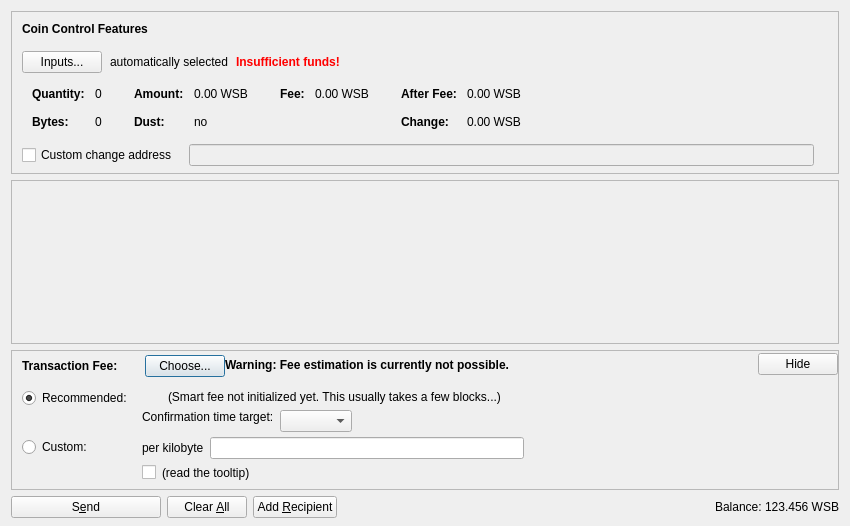
Before: the Qt Designer form src/qt/forms/sendcoinsdialog.ui in itz63c/YoloYachtCoin, drawn with Qt 5.
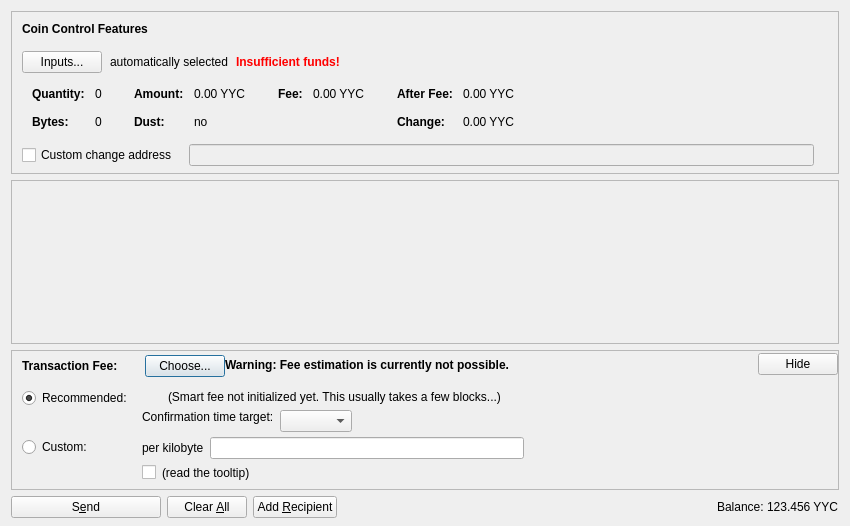
After: the same form once the commit is applied. Icons and pictures are not drawn. Custom widgets are drawn as their Qt base class.

```diff
--- a/src/qt/forms/sendcoinsdialog.ui
+++ b/src/qt/forms/sendcoinsdialog.ui
@@ -324,7 +324,7 @@
                   <enum>Qt::ActionsContextMenu</enum>
                  </property>
                  <property name="text">
-                  <string notr="true">0.00 WSB</string>
+                  <string notr="true">0.00 YYC</string>
                  </property>
                  <property name="textInteractionFlags">
                   <set>Qt::LinksAccessibleByMouse|Qt::TextSelectableByKeyboard|Qt::TextSelectableByMouse</set>
@@ -404,7 +404,7 @@
                   <enum>Qt::ActionsContextMenu</enum>
                  </property>
                  <property name="text">
-                  <string notr="true">0.00 WSB</string>
+                  <string notr="true">0.00 YYC</string>
                  </property>
                  <property name="textInteractionFlags">
                   <set>Qt::LinksAccessibleByMouse|Qt::TextSelectableByKeyboard|Qt::TextSelectableByMouse</set>
@@ -455,7 +455,7 @@
                   <enum>Qt::ActionsContextMenu</enum>
                  </property>
                  <property name="text">
-                  <string notr="true">0.00 WSB</string>
+                  <string notr="true">0.00 YYC</string>
                  </property>
                  <property name="textInteractionFlags">
                   <set>Qt::LinksAccessibleByMouse|Qt::TextSelectableByKeyboard|Qt::TextSelectableByMouse</set>
@@ -484,7 +484,7 @@
                   <enum>Qt::ActionsContextMenu</enum>
                  </property>
                  <property name="text">
-                  <string notr="true">0.00 WSB</string>
+                  <string notr="true">0.00 YYC</string>
                  </property>
                  <property name="textInteractionFlags">
                   <set>Qt::LinksAccessibleByMouse|Qt::TextSelectableByKeyboard|Qt::TextSelectableByMouse</set>
@@ -1237,7 +1237,7 @@
           <cursorShape>IBeamCursor</cursorShape>
          </property>
          <property name="text">
-          <string notr="true">123.456 WSB</string>
+          <string notr="true">123.456 YYC</string>
          </property>
          <property name="textInteractionFlags">
           <set>Qt::LinksAccessibleByMouse|Qt::TextSelectableByKeyboard|Qt::TextSelectableByMouse</set>
```
Left out of the diff: 4 changed lines with no effect on the pictures.
